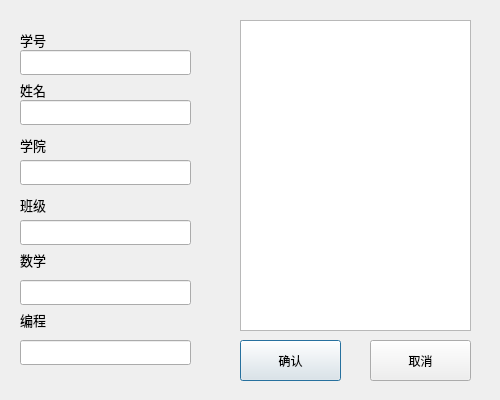
Old version of the form dlg_addstu.ui in the repository Akariayumu/qt6-student-manage.
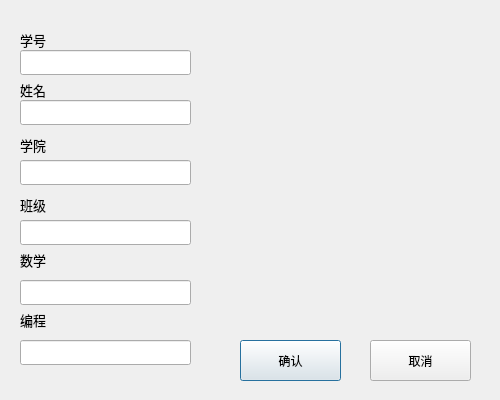
New version of the form. Icons and pictures are not drawn.

Patch:
```diff
--- a/dlg_addstu.ui
+++ b/dlg_addstu.ui
@@ -139,16 +139,6 @@
     </rect>
    </property>
   </widget>
-  <widget class="QGraphicsView" name="graphicsView">
-   <property name="geometry">
-    <rect>
-     <x>240</x>
-     <y>20</y>
-     <width>231</width>
-     <height>311</height>
-    </rect>
-   </property>
-  </widget>
   <widget class="QLineEdit" name="lb_name">
    <property name="geometry">
     <rect>
```
Left out of the diff: 27 changed lines with no effect on the pictures.
